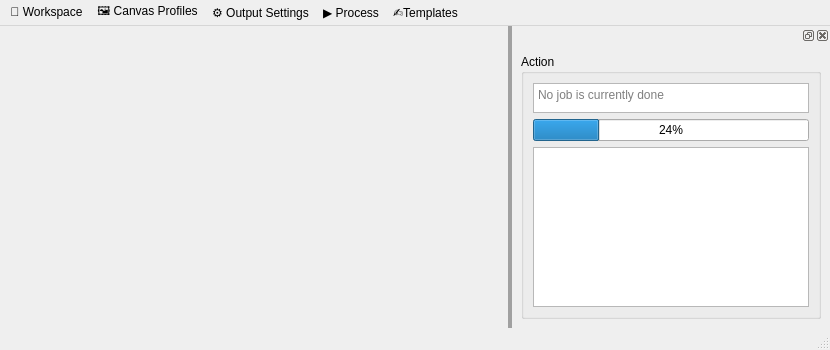
The window that mainwindow.ui (ShadobaDev/Platemaker-qt) describes before a commit, drawn with Qt 5.
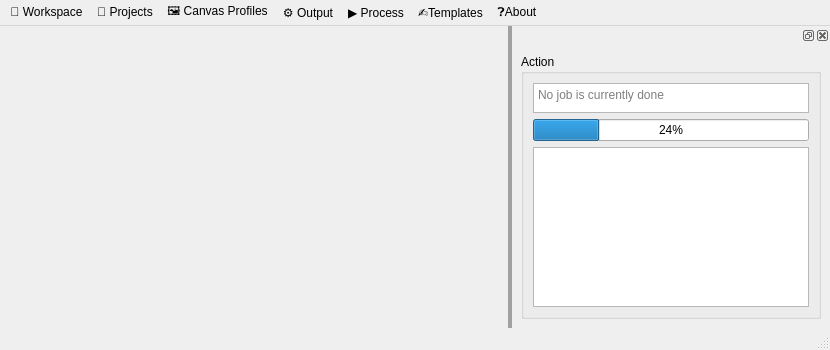
The same window after the commit.

Commit message:
feat(gui): add ManageOutputProfilesDialog and OutputProfileDialog for profile management
- Implemented ManageOutputProfilesDialog to manage output profiles, including creating, editing, duplicating, deleting, and setting active profiles.
- Added OutputProfileDialog for configuring individual output profile settings, including output format options (PNG, JPEG, WEBP) and slicing parameters.
- Created corresponding UI files for both dialogs with appropriate styling and layout.
- Integrated signal-slot connections for user interactions and profile management functionality.

Patch:
```diff
--- a/mainwindow.ui
+++ b/mainwindow.ui
@@ -114,24 +114,47 @@
    </widget>
    <widget class="QMenu" name="menu_Output_Settings">
     <property name="title">
-     <string>⚙ Output Settings</string>
+     <string>⚙ Output</string>
     </property>
    </widget>
    <widget class="QMenu" name="menu_Process">
     <property name="title">
-     <string>▶ Process</string>
+     <string>📖 Projects</string>
     </property>
    </widget>
    <widget class="QMenu" name="menuTemplates">
     <property name="title">
      <string>✍Templates</string>
     </property>
+    <addaction name="actionGenerate_templates"/>
+    <addaction name="actionManage_templates"/>
+    <addaction name="separator"/>
+   </widget>
+   <widget class="QMenu" name="menu_Process_2">
+    <property name="title">
+     <string>▶ Process</string>
+    </property>
+    <addaction name="actionRender_current_project_F5"/>
+    <addaction name="actionRender_all_projects_F6"/>
+    <addaction name="separator"/>
+    <addaction name="actionStop_Esc"/>
+   </widget>
+   <widget class="QMenu" name="menu_About">
+    <property name="title">
+     <string>❓About</string>
+    </property>
+    <addaction name="actionHelp"/>
+    <addaction name="separator"/>
+    <addaction name="actionAuthors"/>
+    <addaction name="actionVersion"/>
    </widget>
    <addaction name="menuPlatemaker"/>
+   <addaction name="menu_Process"/>
    <addaction name="menuCanvas_Profile"/>
    <addaction name="menu_Output_Settings"/>
-   <addaction name="menu_Process"/>
+   <addaction name="menu_Process_2"/>
    <addaction name="menuTemplates"/>
+   <addaction name="menu_About"/>
   </widget>
   <widget class="QStatusBar" name="statusbar"/>
   <widget class="QDockWidget" name="dockWidgetAction">
```
Left out of the diff: 163 changed lines with no effect on the pictures. The commit also changes 15 other files.
